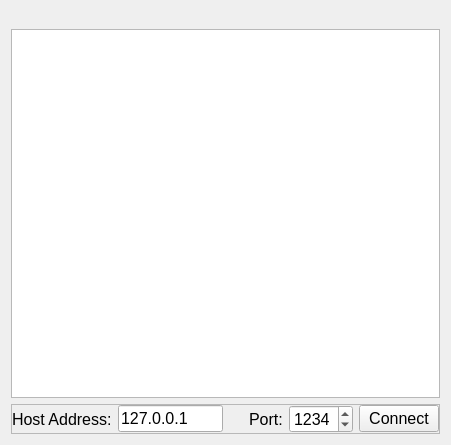
Qt form PrinterClient/mainwindow.ui (Bazzzukasss/PrinterEmulator) before a commit.
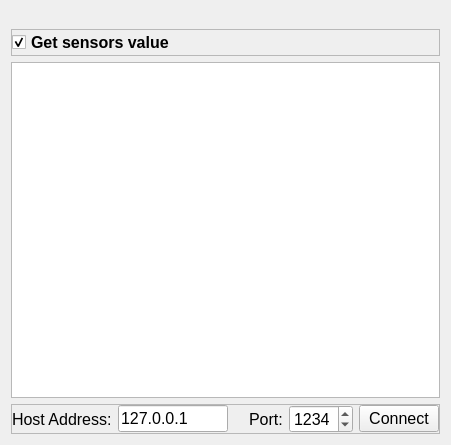
The same form after that commit. Custom widgets are drawn as their Qt base class.

What changed in the file:
```diff
--- a/PrinterClient/mainwindow.ui
+++ b/PrinterClient/mainwindow.ui
@@ -50,6 +50,46 @@
       </property>
      </widget>
     </item>
+    <item>
+     <widget class="QFrame" name="frame_2">
+      <property name="frameShape">
+       <enum>QFrame::StyledPanel</enum>
+      </property>
+      <property name="frameShadow">
+       <enum>QFrame::Raised</enum>
+      </property>
+      <layout class="QHBoxLayout" name="horizontalLayout_2">
+       <property name="leftMargin">
+        <number>0</number>
+       </property>
+       <property name="topMargin">
+        <number>0</number>
+       </property>
+       <property name="rightMargin">
+        <number>0</number>
+       </property>
+       <property name="bottomMargin">
+        <number>0</number>
+       </property>
+       <item>
+        <widget class="QCheckBox" name="mCheckBoxSensors">
+         <property name="font">
+          <font>
+           <weight>75</weight>
+           <bold>true</bold>
+          </font>
+         </property>
+         <property name="text">
+          <string>Get sensors value</string>
+         </property>
+         <property name="checked">
+          <bool>true</bool>
+         </property>
+        </widget>
+       </item>
+      </layout>
+     </widget>
+    </item>
     <item>
      <widget class="QTextEdit" name="mLog">
       <property name="font">
@@ -100,7 +140,7 @@
        <item>
         <widget class="QLabel" name="label_3">
          <property name="text">
-          <string>   </string>
+          <string/>
          </property>
         </widget>
        </item>
```
